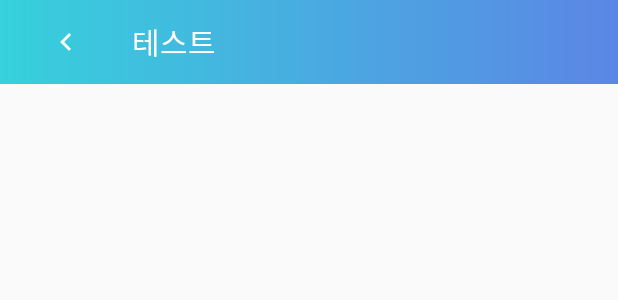
After one commit to jkimine/HANSEI_APP, an Android app: the layout layout_actionbar_type_back.xml on its own in the app's theme, with its tools: preview values and no code run, on a phone screen of 412 x 824 dp. The commit adds this screen. Shown: the top 300 px of the screen. Run offline under Robolectric (Android 15) with nearby library versions, the phone set to English and light mode, and no system bars.

Commit message:
한세 소개 액티비티 추가 / 커스텀 액션바 추가

```diff
--- a/app/src/main/AndroidManifest.xml
+++ b/app/src/main/AndroidManifest.xml
@@ -16,7 +16,9 @@
                 <category android:name="android.intent.category.LAUNCHER" />
             </intent-filter>
         </activity>
-        <activity android:name=".MainActivity"></activity>
+        <activity android:name=".MainActivity" />
+        <activity android:name=".IntroduceActivity"
+            android:theme="@style/AppThemeDark"></activity>
     </application>
 
 </manifest>
--- a/app/src/main/res/layout/item_home_card_view.xml
+++ b/app/src/main/res/layout/item_home_card_view.xml
@@ -8,6 +8,7 @@
     <android.support.v7.widget.CardView
         android:layout_width="match_parent"
         android:layout_height="match_parent"
+        android:layout_margin="5dp"
         app:cardUseCompatPadding="true"
         app:cardPreventCornerOverlap="false"
         app:cardCornerRadius="3px">
--- /dev/null
+++ b/app/src/main/res/layout/layout_actionbar_type_back.xml
@@ -0,0 +1,31 @@
+<?xml version="1.0" encoding="utf-8"?>
+<RelativeLayout xmlns:android="http://schemas.android.com/apk/res/android"
+    android:gravity="center_vertical"
+    style="?android:attr/borderlessButtonStyle"
+    android:layout_width="match_parent"
+    android:background="@drawable/background"
+    android:padding="0dp"
+    android:layout_height="56dp">
+
+    <ImageButton
+        android:id="@+id/btnBack"
+        android:layout_width="wrap_content"
+        android:layout_margin="0dp"
+        android:layout_height="56dp"
+        android:padding="0dp"
+        android:src="@drawable/backbtn"
+        android:layout_centerVertical="true"
+        style="?android:attr/borderlessButtonStyle" />
+
+    <TextView
+        android:id="@+id/title"
+        android:textSize="20sp"
+        android:textColor="@android:color/white"
+        android:gravity="center_vertical"
+        android:text="테스트"
+        android:layout_toRightOf="@+id/btnBack"
+        android:layout_width="match_parent"
+        android:layout_height="56dp"
+        android:layout_alignParentTop="true" />
+
+</RelativeLayout>
--- a/app/src/main/res/values/styles.xml
+++ b/app/src/main/res/values/styles.xml
@@ -6,7 +6,12 @@
         <item name="colorPrimary">@color/colorPrimary</item>
         <item name="colorPrimaryDark">@color/colorPrimaryDark</item>
         <item name="colorAccent">@color/colorAccent</item>
-
     </style>
 
+    <style name="AppThemeDark" parent="Theme.AppCompat.Light.DarkActionBar">
+        <!-- Customize your theme here. -->
+        <item name="colorPrimary">@color/colorPrimary</item>
+        <item name="colorPrimaryDark">@color/colorPrimaryDark</item>
+        <item name="colorAccent">@color/colorAccent</item>
+    </style>
 </resources>
```
Also changed, not shown: app/src/main/java/hansei/purplebeen/com/hansei_app/IntroduceActivity.java (added, +46 -0 lines), app/src/main/java/hansei/purplebeen/com/hansei_app/RecyclerAdapter.java (+12 -0 lines), app/src/main/res/layout/activity_introduce.xml (added, +9 -0 lines), app/src/main/res/drawable-hdpi/backbtn.png (added), app/src/main/res/drawable-ldpi/backbtn.png (added), app/src/main/res/drawable-mdpi/backbtn.png (added), app/src/main/res/drawable-xhdpi/backbtn.png (added), app/src/main/res/drawable-xxhdpi/backbtn.png (added), app/src/main/res/drawable-xxxhdpi/backbtn.png (added).
